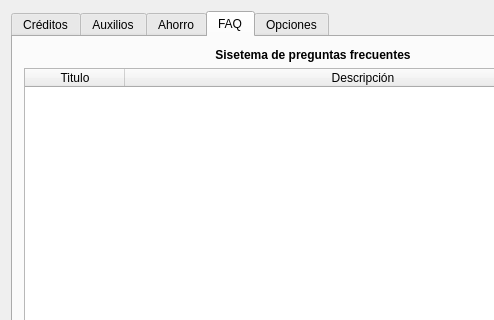
Before: the Qt Designer form FondoNacional/fondotrabajadores.ui in MiguelALopez/JaverianaProject, drawn with Qt 5; both pictures show x 0 to 494 and y 0 to 320 of the 626 by 654 pixel window.
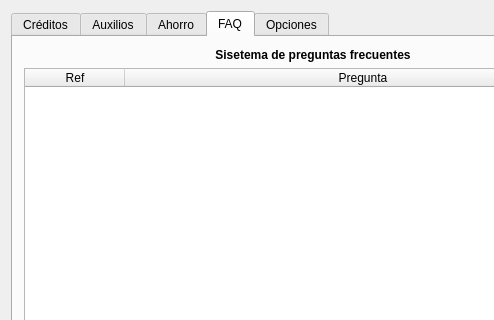
After: the same form once the commit is applied. The open tabs and pages were chosen to show the change.

Patch:
```diff
--- a/FondoNacional/fondotrabajadores.ui
+++ b/FondoNacional/fondotrabajadores.ui
@@ -709,12 +709,12 @@
           </attribute>
           <column>
            <property name="text">
-            <string>Titulo</string>
+            <string>Ref</string>
            </property>
           </column>
           <column>
            <property name="text">
-            <string>Descripción</string>
+            <string>Pregunta</string>
            </property>
           </column>
          </widget>
```
